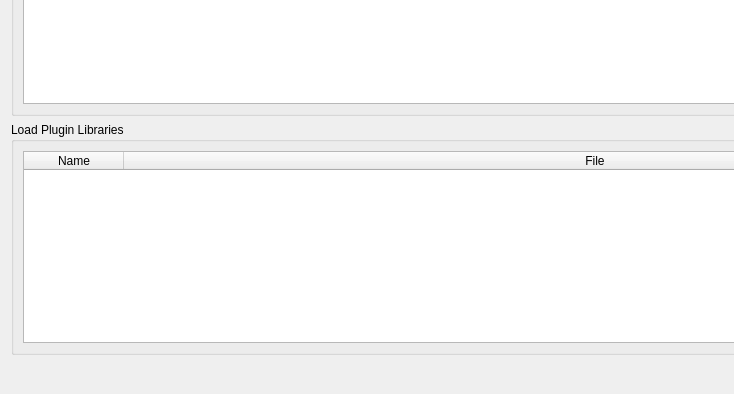
Qt form src/fitsip/core/dialogs/plugininfodialog.ui (braeun/FitsIP) before a commit; both pictures show x 0 to 734 and y 119 to 513 of the 1090 by 513 pixel window.
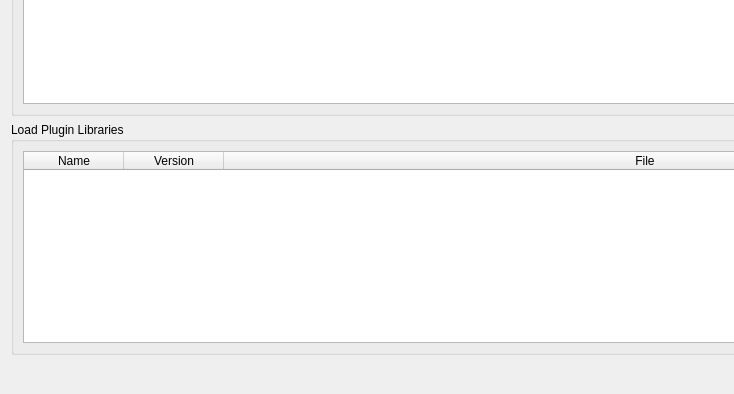
The same form after that commit.

Commit message: improvements FFT, plugin versions

```diff
--- a/src/fitsip/core/dialogs/plugininfodialog.ui
+++ b/src/fitsip/core/dialogs/plugininfodialog.ui
@@ -67,6 +67,11 @@
           <string>Name</string>
          </property>
         </column>
+        <column>
+         <property name="text">
+          <string>Version</string>
+         </property>
+        </column>
         <column>
          <property name="text">
           <string>File</string>
```
The commit also changes 18 other files.
